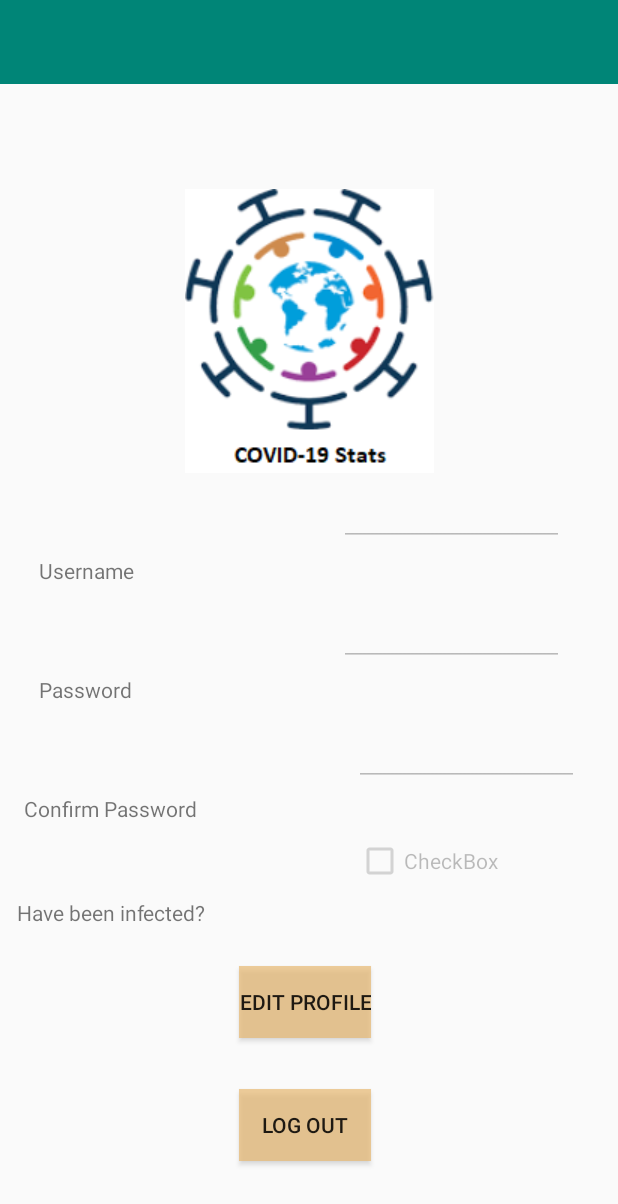
After one commit to MiguelServera/COVID-19Project, an Android app: the UserProfile screen opened directly, with no data from a screen before it, on a phone screen of 412 x 824 dp. The commit adds this screen. Shown: the top 1204 px of the screen. Run offline under Robolectric (Android 15) with nearby library versions, the phone set to English and light mode, and no system bars.

Commit message:
Added user profile activity, can't do anything more because API doesn't work, still waiting the fix

```diff
--- a/app/src/main/AndroidManifest.xml
+++ b/app/src/main/AndroidManifest.xml
@@ -35,6 +35,7 @@
         <activity android:name=".UIClasses.MoreInfoCCAA" android:screenOrientation="portrait"/>
         <activity android:name=".UIClasses.Precautions"/>
         <activity android:name=".UIClasses.SymptomsHelp"/>
+        <activity android:name=".UIClasses.UserProfile"/>
     </application>
 
 </manifest>
--- a/app/src/main/java/com/example/covid_19stats/Resources/RetrieveStatsFromAPI.java
+++ b/app/src/main/java/com/example/covid_19stats/Resources/RetrieveStatsFromAPI.java
@@ -93,7 +93,7 @@ public class RetrieveStatsFromAPI extends AppCompatActivity {
                 conn.setSSLSocketFactory(context.getSocketFactory());
                 conn.setRequestProperty("Content-Type", "application/json;charset=UTF-8");
                 conn.setRequestProperty("Accept", "application/json");
-                conn.setConnectTimeout(15 * 150);
+                conn.setConnectTimeout(100);
                 conn.setRequestMethod("POST");
 
                 DataOutputStream os = new DataOutputStream(conn.getOutputStream());
--- a/app/src/main/java/com/example/covid_19stats/UIClasses/MainLogin.java
+++ b/app/src/main/java/com/example/covid_19stats/UIClasses/MainLogin.java
@@ -32,6 +32,7 @@ public class MainLogin extends AppCompatActivity implements View.OnClickListener
     DBInterface db;
     public static SharedPreferences.Editor editor;
     static boolean firstStart, firstUser, loggedIn;
+    static String email;
     private static final int REQUEST_EXTERNAL_STORAGE = 1;
     private static String[] PERMISSIONS_STORAGE = {
             Manifest.permission.READ_EXTERNAL_STORAGE,
@@ -49,7 +50,8 @@ public class MainLogin extends AppCompatActivity implements View.OnClickListener
         editor = prefs.edit();
         firstStart = prefs.getBoolean("firstStart", true);
         firstUser = prefs.getBoolean("firstUser", false);
-        loggedIn = prefs.getBoolean("loggedIn", false);
+        loggedIn = prefs.getBoolean("loggedIn", true);
+        email = prefs.getString("userEmail", "");
         //Checks if we have permission, additionally, checks if we are already logged in or if it's our first time on the APP.
         verifyStoragePermissions(this);
         if (firstUser) loginButton.setEnabled(true);
@@ -95,6 +97,7 @@ public class MainLogin extends AppCompatActivity implements View.OnClickListener
                 else if (c.getCount() == 1) {
                     c.moveToNext();
                     Toast.makeText(this, "Hello, " + c.getString(0), Toast.LENGTH_SHORT).show();
+                    editor.putString("userEmail", textEmail);
                     editor.putBoolean("loggedIn", true);
                     editor.apply();
                     finishAffinity();
--- a/app/src/main/java/com/example/covid_19stats/UIClasses/MenuActivity.java
+++ b/app/src/main/java/com/example/covid_19stats/UIClasses/MenuActivity.java
@@ -88,7 +88,6 @@ public class MenuActivity extends AppCompatActivity implements View.OnClickListe
      */
     private void CheckWhatToDo() {
         SharedPreferences prefs = getSharedPreferences("prefs", MODE_PRIVATE);
-        getSharedPreferences("prefs", MODE_PRIVATE);
         SharedPreferences.Editor editor = prefs.edit();
         if (MainLogin.firstStart) {
                 if (isNetworkConnected(getApplicationContext())) {
@@ -200,6 +199,9 @@ public class MenuActivity extends AppCompatActivity implements View.OnClickListe
         getSharedPreferences("prefs", MODE_PRIVATE);
         SharedPreferences.Editor editor = prefs.edit();
         switch (menuItem.getItemId()){
+            case R.id.nav_profile:
+                startActivity(new Intent(this, UserProfile.class));
+                break;
             case R.id.nav_precautions:
                 startActivity(new Intent(this, Precautions.class));
                 break;
--- /dev/null
+++ b/app/src/main/java/com/example/covid_19stats/UIClasses/UserProfile.java
@@ -0,0 +1,54 @@
+package com.example.covid_19stats.UIClasses;
+
+import android.content.SharedPreferences;
+import android.os.Bundle;
+import android.view.View;
+import android.widget.Button;
+import android.widget.EditText;
+
+import androidx.annotation.Nullable;
+import androidx.appcompat.app.AppCompatActivity;
+
+import com.example.covid_19stats.R;
+
+public class UserProfile extends AppCompatActivity implements View.OnClickListener{
+    Button editProfile, changeImage, saveButton, cancelButton, logoutButton;
+    EditText editUsername, editPassword, editConfirmPassword;
+    @Override
+    protected void onCreate(@Nullable Bundle savedInstanceState) {
+        super.onCreate(savedInstanceState);
+        setContentView(R.layout.user_profile);
+        SharedPreferences getpref = getSharedPreferences("prefs", MODE_PRIVATE);
+        editProfile = findViewById(R.id.editProfileButton);
+        editProfile.setOnClickListener(this);
+        changeImage = findViewById(R.id.changeimageButton);
+        changeImage.setOnClickListener(this);
+        saveButton = findViewById(R.id.saveButton);
+        saveButton.setOnClickListener(this);
+        cancelButton = findViewById(R.id.cancelButton);
+        cancelButton.setOnClickListener(this);
+        logoutButton = findViewById(R.id.logoutButton);
+        logoutButton.setOnClickListener(this);
+        editUsername = findViewById(R.id.editUsername);
+        editPassword = findViewById(R.id.editPassword);
+        editConfirmPassword = findViewById(R.id.editConfirmPassword);
+        changeImage = findViewById(R.id.changeimageButton);
+        changeImage.setOnClickListener(this);
+    }
+
+    @Override
+    public void onClick(View v) {
+        if (v == editProfile)
+        {
+            changeImage.setVisibility(View.VISIBLE);
+            editUsername.setEnabled(true);
+            editPassword.setEnabled(true);
+            editConfirmPassword.setEnabled(true);
+            changeImage.setVisibility(View.VISIBLE);
+            saveButton.setVisibility(View.VISIBLE);
+            cancelButton.setVisibility(View.VISIBLE);
+            editProfile.setVisibility(View.GONE);
+            logoutButton.setVisibility(View.GONE);
+        }
+    }
+}
--- /dev/null
+++ b/app/src/main/res/drawable/ic_profile.xml
@@ -0,0 +1,14 @@
+<vector xmlns:android="http://schemas.android.com/apk/res/android"
+    android:width="900dp"
+    android:height="900dp"
+    android:viewportWidth="900"
+    android:viewportHeight="900">
+  <path
+      android:pathData="M432.6,123.1c-20.5,1.8 -43.3,8.3 -63.2,17.9 -64.3,31.1 -105.4,96.5 -105.4,168 0,55.1 24.3,107.3 66.3,142.6 44.5,37.5 102.8,52.1 159.2,40 72.7,-15.6 128.5,-71.9 144.3,-145.5 2.4,-11.7 2.6,-14.4 2.7,-36.6 0,-27.4 -1.4,-37 -8.5,-58.8 -20.9,-63.4 -75,-111.6 -140,-124.6 -18.9,-3.8 -35.9,-4.7 -55.4,-3z"
+      android:fillColor="#000000"
+      android:strokeColor="#00000000"/>
+  <path
+      android:pathData="M300.5,496.9c-101.2,50.1 -170.3,144.7 -186.6,255.6 -1.7,11.7 -4.4,47.3 -3.7,48.1 0.2,0.1 153.3,0.6 340.1,1l339.8,0.7 -0.6,-12.9c-3.4,-67.2 -22.3,-124.9 -58.6,-178.4 -33.7,-49.7 -79.2,-88.9 -134.4,-115.6l-15.5,-7.6 -9.8,6.4c-74.2,48.2 -170.3,47.5 -243.9,-1.8 -3.6,-2.4 -7.1,-4.4 -7.7,-4.4 -0.6,-0 -9.2,4 -19.1,8.9z"
+      android:fillColor="#000000"
+      android:strokeColor="#00000000"/>
+</vector>
--- /dev/null
+++ b/app/src/main/res/layout/user_profile.xml
@@ -0,0 +1,210 @@
+<?xml version="1.0" encoding="utf-8"?>
+<androidx.constraintlayout.widget.ConstraintLayout xmlns:android="http://schemas.android.com/apk/res/android"
+    xmlns:app="http://schemas.android.com/apk/res-auto"
+    xmlns:tools="http://schemas.android.com/tools"
+    android:layout_width="match_parent"
+    android:layout_height="match_parent">
+
+    <Button
+        android:id="@+id/cancelButton"
+        android:layout_width="96dp"
+        android:layout_height="55dp"
+        android:layout_marginBottom="32dp"
+        android:text="Cancel"
+        android:visibility="gone"
+        app:layout_constraintBottom_toBottomOf="parent"
+        app:layout_constraintEnd_toEndOf="parent"
+        app:layout_constraintStart_toStartOf="parent"
+        app:layout_constraintTop_toBottomOf="@+id/saveButton" />
+
+    <androidx.appcompat.widget.Toolbar
+        android:id="@+id/toolbar"
+        android:layout_width="match_parent"
+        android:layout_height="wrap_content"
+        android:background="?attr/colorPrimary"
+        android:minHeight="?attr/actionBarSize"
+        android:theme="?attr/actionBarTheme"
+        app:layout_constraintEnd_toEndOf="parent"
+        app:layout_constraintStart_toStartOf="parent"
+        app:layout_constraintTop_toTopOf="parent" />
+
+    <ImageView
+        android:id="@+id/imageView"
+        android:layout_width="wrap_content"
+        android:layout_height="wrap_content"
+        android:layout_marginStart="140dp"
+        android:layout_marginTop="70dp"
+        android:layout_marginEnd="140dp"
+        app:layout_constraintEnd_toEndOf="parent"
+        app:layout_constraintStart_toStartOf="parent"
+        app:layout_constraintTop_toBottomOf="@+id/toolbar"
+        app:srcCompat="@drawable/logocovid" />
+
+    <TextView
+        android:id="@+id/textUsername"
+        android:layout_width="100dp"
+        android:layout_height="wrap_content"
+        android:layout_marginStart="140dp"
+        android:layout_marginTop="100dp"
+        android:layout_marginEnd="50dp"
+        android:layout_marginBottom="50dp"
+        android:text="Username"
+        app:layout_constraintBottom_toTopOf="@+id/Password"
+        app:layout_constraintEnd_toStartOf="@+id/editUsername"
+        app:layout_constraintStart_toStartOf="parent"
+        app:layout_constraintTop_toBottomOf="@+id/imageView" />
+
+    <EditText
+        android:id="@+id/editUsername"
+        android:layout_width="150dp"
+        android:layout_height="40dp"
+        android:layout_marginStart="50dp"
+        android:layout_marginTop="90dp"
+        android:layout_marginEnd="150dp"
+        android:layout_marginBottom="40dp"
+        android:enabled="false"
+        app:layout_constraintBottom_toTopOf="@id/editPassword"
+        app:layout_constraintEnd_toEndOf="parent"
+        app:layout_constraintStart_toEndOf="@+id/textUsername"
+        app:layout_constraintTop_toBottomOf="@id/imageView" />
+
+    <EditText
+        android:id="@+id/editPassword"
+        android:layout_width="150dp"
+        android:layout_height="40dp"
+        android:layout_marginStart="50dp"
+        android:layout_marginEnd="150dp"
+        android:layout_marginBottom="40dp"
+        android:enabled="false"
+        app:layout_constraintBottom_toTopOf="@+id/editConfirmPassword"
+        app:layout_constraintEnd_toEndOf="parent"
+        app:layout_constraintHorizontal_bias="1.0"
+        app:layout_constraintStart_toEndOf="@+id/Password"
+        app:layout_constraintTop_toBottomOf="@+id/editUsername" />
+
+    <EditText
+        android:id="@+id/editConfirmPassword"
+        android:layout_width="150dp"
+        android:layout_height="40dp"
+        android:layout_marginStart="50dp"
+        android:layout_marginEnd="150dp"
+        android:layout_marginBottom="40dp"
+        android:enabled="false"
+        app:layout_constraintBottom_toTopOf="@+id/checkBox"
+        app:layout_constraintEnd_toEndOf="parent"
+        app:layout_constraintStart_toEndOf="@+id/textConfirmPassword"
+        app:layout_constraintTop_toBottomOf="@+id/editPassword" />
+
+    <TextView
+        android:id="@+id/Password"
+        android:layout_width="100dp"
+        android:layout_height="wrap_content"
+        android:layout_marginStart="140dp"
+        android:layout_marginTop="10dp"
+        android:layout_marginEnd="50dp"
+        android:layout_marginBottom="50dp"
+        android:text="Password"
+        app:layout_constraintBottom_toTopOf="@+id/textConfirmPassword"
+        app:layout_constraintEnd_toStartOf="@id/editPassword"
+        app:layout_constraintStart_toStartOf="parent"
+        app:layout_constraintTop_toBottomOf="@+id/textUsername" />
+
+    <TextView
+        android:id="@+id/textConfirmPassword"
+        android:layout_width="120dp"
+        android:layout_height="wrap_content"
+        android:layout_marginStart="140dp"
+        android:layout_marginTop="10dp"
+        android:layout_marginEnd="50dp"
+        android:layout_marginBottom="50dp"
+        android:text="Confirm Password"
+        app:layout_constraintBottom_toTopOf="@+id/textCheckbox"
+        app:layout_constraintEnd_toStartOf="@+id/editConfirmPassword"
+        app:layout_constraintStart_toStartOf="parent"
+        app:layout_constraintTop_toBottomOf="@+id/Password" />
+
+    <TextView
+        android:id="@+id/textCheckbox"
+        android:layout_width="wrap_content"
+        android:layout_height="20dp"
+        android:layout_marginStart="140dp"
+        android:layout_marginEnd="50dp"
+        android:layout_marginBottom="250dp"
+        android:text="Have been infected?"
+        app:layout_constraintBottom_toBottomOf="parent"
+        app:layout_constraintEnd_toStartOf="@+id/checkBox"
+        app:layout_constraintStart_toStartOf="parent"
+        app:layout_constraintTop_toBottomOf="@+id/textConfirmPassword" />
+
+    <CheckBox
+        android:id="@+id/checkBox"
+        android:layout_width="98dp"
+        android:layout_height="20dp"
+        android:layout_marginStart="50dp"
+        android:layout_marginEnd="205dp"
+        android:layout_marginBottom="250dp"
+        android:enabled="false"
+        android:text="CheckBox"
+        app:layout_constraintBottom_toBottomOf="parent"
+        app:layout_constraintEnd_toEndOf="parent"
+        app:layout_constraintHorizontal_bias="1.0"
+        app:layout_constraintStart_toEndOf="@+id/textCheckbox"
+        app:layout_constraintTop_toBottomOf="@+id/editConfirmPassword" />
+
+    <Button
+        android:id="@+id/editProfileButton"
+        android:layout_width="wrap_content"
+        android:layout_height="wrap_content"
+        android:layout_marginStart="193dp"
+        android:layout_marginTop="60dp"
+        android:layout_marginEnd="199dp"
+        android:layout_marginBottom="10dp"
+        android:background="#ABE9B86E"
+        android:text="Edit profile"
+        app:layout_constraintBottom_toTopOf="@+id/logoutButton"
+        app:layout_constraintEnd_toEndOf="parent"
+        app:layout_constraintStart_toStartOf="parent"
+        app:layout_constraintTop_toBottomOf="@+id/checkBox" />
+
+    <Button
+        android:id="@+id/logoutButton"
+        android:layout_width="wrap_content"
+        android:layout_height="wrap_content"
+        android:layout_marginTop="24dp"
+        android:layout_marginBottom="50dp"
+        android:background="#ABE9B86E"
+        android:text="@string/log_out"
+        app:layout_constraintBottom_toBottomOf="parent"
+        app:layout_constraintEnd_toEndOf="parent"
+        app:layout_constraintHorizontal_bias="0.492"
+        app:layout_constraintStart_toStartOf="parent"
+        app:layout_constraintTop_toBottomOf="@+id/editProfileButton" />
+
+    <Button
+        android:id="@+id/changeimageButton"
+        android:layout_width="88dp"
+        android:layout_height="39dp"
+        android:layout_marginTop="9dp"
+        android:layout_marginBottom="15dp"
+        android:background="#ABE9B86E"
+        android:text="Change Image"
+        android:visibility="gone"
+        app:layout_constraintBottom_toTopOf="@+id/editUsername"
+        app:layout_constraintEnd_toEndOf="parent"
+        app:layout_constraintStart_toStartOf="parent"
+        app:layout_constraintTop_toBottomOf="@+id/imageView" />
+
+    <Button
+        android:id="@+id/saveButton"
+        android:layout_width="96dp"
+        android:layout_height="59dp"
+        android:layout_marginTop="32dp"
+        android:text="Save"
+        android:visibility="gone"
+        app:layout_constraintBottom_toTopOf="@id/cancelButton"
+        app:layout_constraintEnd_toEndOf="parent"
+        app:layout_constraintHorizontal_bias="0.498"
+        app:layout_constraintStart_toStartOf="parent"
+        app:layout_constraintTop_toBottomOf="@+id/checkBox" />
+
+</androidx.constraintlayout.widget.ConstraintLayout>
--- a/app/src/main/res/menu/drawer_menu.xml
+++ b/app/src/main/res/menu/drawer_menu.xml
@@ -1,7 +1,8 @@
 <?xml version="1.0" encoding="utf-8"?>
 <menu xmlns:android="http://schemas.android.com/apk/res/android">
     <group android:checkableBehavior="single">
-    <item android:title="@string/info" android:icon="@drawable/ic_covid" android:id="@+id/nav_info"/>
+        <item android:title="@string/profile" android:icon="@drawable/ic_profile" android:id="@+id/nav_profile"/>
+        <item android:title="@string/info" android:icon="@drawable/ic_covid" android:id="@+id/nav_info"/>
     <item android:title="@string/precautions_covid" android:icon="@drawable/ic_precautions" android:id="@+id/nav_precautions"/>
     <item android:title="@string/log_out" android:icon="@drawable/ic_logout" android:id="@+id/nav_logout"/>
     </group>
--- a/app/src/main/res/values/strings.xml
+++ b/app/src/main/res/values/strings.xml
@@ -10,6 +10,7 @@
     <string name="action_settings">Settings</string>
     <string name="info">Info</string>
     <string name="precautions_covid">Precautions COVID</string>
+    <string name="profile">Profile</string>
     <string name="share">Share</string>
     <string name="log_out">Log out</string>
     <string name="textview">TextView</string>
```
Also changed, not shown: app/src/main/res/drawable-v24/profile.jpg (added).
